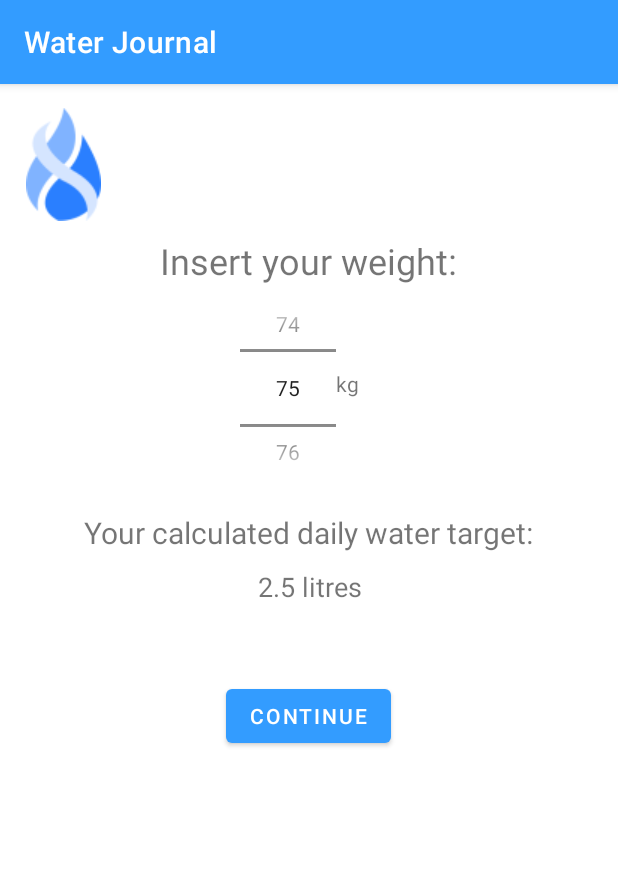
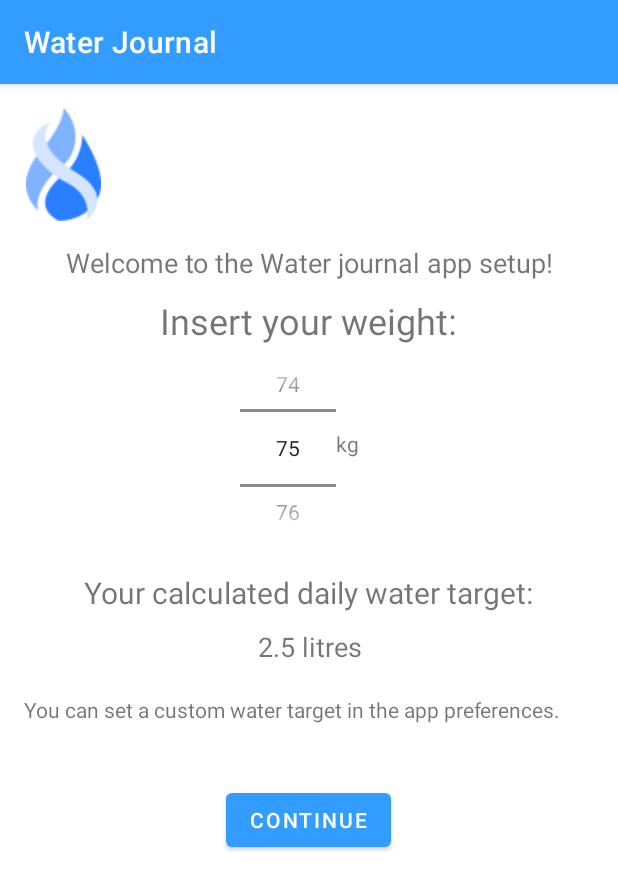
Before and after one commit to saabismi/waterjournal, an Android app: the screen it shows after launch (Registration), on a phone screen of 412 x 824 dp. Shown: the top 890 px of the screen. Run offline under Robolectric (Android 15) with nearby library versions, the phone set to English and light mode, and no system bars; our stand-ins replace navigation-ui; 1 statement that could not run was skipped.

Commit message:
preferences tidying up, made a separate function for getting the water target in home fragment

```diff
--- a/app/src/main/java/com/example/waterjournal/ui/home/HomeFragment.java
+++ b/app/src/main/java/com/example/waterjournal/ui/home/HomeFragment.java
@@ -47,6 +47,13 @@ public class HomeFragment extends Fragment {
 */
     private String TAG = "WaterLog:"; // easy to use tag for logging
 
+    /** THIS CODE IS TO BE CHANGED WHEN THE PERSON-WATER-OBJECT BRANCH IS MERGED!!! For now it just shows the target which is set in the target field in shared preferences */
+    public int getTargetAsMl() {
+        float amountGoal = Float.parseFloat(MainActivity.getTarget()) * 1000; // litres to millilitres
+        int amountGoalInt = Math.round(amountGoal); // round it so that the decimal point leaves
+        return amountGoalInt; // set the text as the goal in millilitres
+    }
+
     /**
      * Metods and values
      * @return
@@ -55,26 +62,8 @@ public class HomeFragment extends Fragment {
                              ViewGroup container, Bundle savedInstanceState) {
         View main = inflater.inflate(R.layout.fragment_home, container, false);
 
-        /*preferences = getActivity().getSharedPreferences(USER_STORE, Context.MODE_PRIVATE);
-        getRegistered = preferences.getBoolean(userRegistered, false);
-        if (getRegistered != true) { // checking if the user has registered already
-            Log.i(TAG, "User hasn't registered yet, let's go to Registration activity");
-            Intent regIntent = new Intent(this, Registration.class); // create intent for going to Registration.java
-            startActivity(regIntent); // start the activity Registration.java
-        } else {
-            Log.d(TAG, "User has already registered, continuing in MainActivity");
-            //showWeight.setText(Integer.toString(getWeight) + " kg");
-            //showTarget.setText(getTarget + " litres");
-        }*/
-
-
-
-        /** THIS CODE IS TO BE CHANGED WHEN THE PERSON-WATER-OBJECT BRANCH IS MERGED!!! */
-
-        float amountGoal = Float.parseFloat(MainActivity.getTarget()) * 1000; // litres to millilitres
-        int amountGoalInt = Math.round(amountGoal); // round it so that the decimal point leaves
         textAmountGoal = main.findViewById(R.id.textAmountGoal); // get the textivew for the field to use
-        textAmountGoal.setText("Amount / " + amountGoalInt + " ml"); // set the text as the goal in millilitres
+        textAmountGoal.setText("Amount / " + getTargetAsMl() + " ml"); // set the text as the goal in millilitres using the function defined above
 
         /**
          * Button to add amount of drink to store
--- a/app/src/main/res/layout/activity_registration.xml
+++ b/app/src/main/res/layout/activity_registration.xml
@@ -25,6 +25,15 @@
         android:src="@drawable/waterdrop"
         app:layout_constraintStart_toStartOf="parent"
         app:layout_constraintTop_toTopOf="parent" />
+
+    <TextView
+        android:id="@+id/tellWelcome"
+        android:layout_width="match_parent"
+        android:layout_height="wrap_content"
+        android:layout_marginTop="15dp"
+        android:text="@string/welcome"
+        android:textAlignment="center"
+        android:textSize="18sp" />
 
     <TextView
         android:id="@+id/askWeight"
@@ -78,12 +87,19 @@
         android:textAlignment="center"
         android:textSize="18sp" />
 
+    <TextView
+        android:id="@+id/tellInfo"
+        android:layout_width="match_parent"
+        android:layout_height="wrap_content"
+        android:layout_marginTop="20dp"
+        android:text="@string/announce_info" />
+
     <Button
         android:id="@+id/toMainButton"
         android:layout_width="wrap_content"
         android:layout_height="wrap_content"
         android:layout_gravity="center"
-        android:layout_marginTop="50dp"
+        android:layout_marginTop="40dp"
         android:onClick="goToMain"
         android:text="@string/toMainButton" />
 
```
Also changed, not shown: app/src/main/res/layout/fragment_home.xml (+13 -11 lines), app/src/main/res/values/strings.xml (+3 -7 lines).
